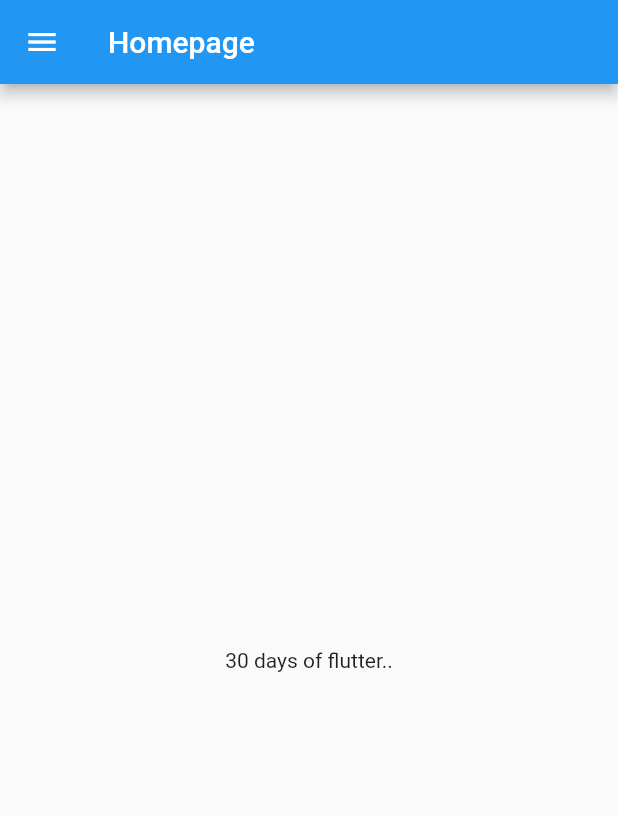
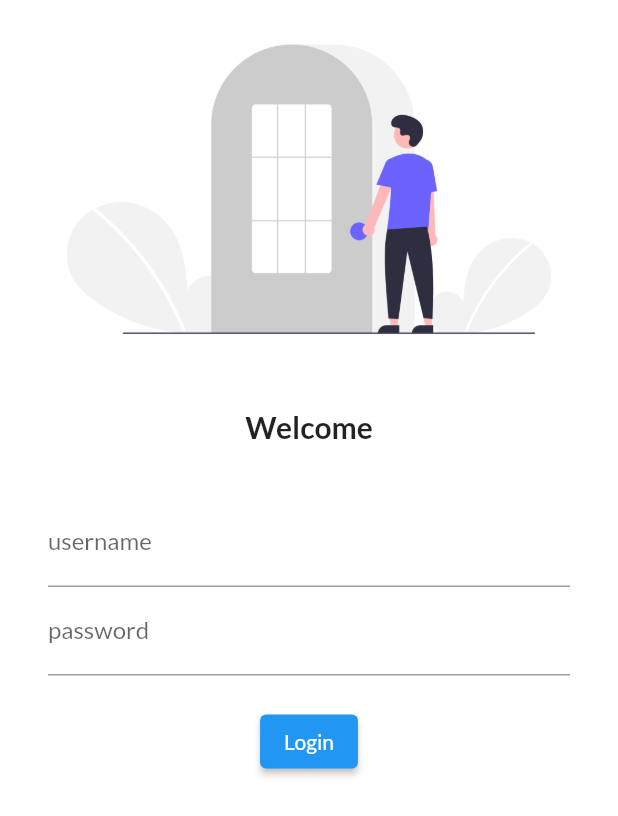
Before and after one commit to Jaivion/30DaysOfFlutter, a Flutter app: the screen it shows after launch, on a phone screen of 412 x 824 dp. Shown: the top 816 px of the screen. Run offline on Flutter 3.47's test engine with Material 2 defaults, Android fonts, the phone set to English and light mode, and no system bars; our stand-ins replace google_fonts.

Commit message:
day4 completed

```diff
--- a/firstapp/lib/homepage.dart
+++ b/firstapp/lib/Pages/homePage.dart
@@ -1,13 +1,13 @@
 import 'package:flutter/material.dart';
 
-class Homepage extends StatelessWidget {
-  const Homepage({Key? key}) : super(key: key);
+class HomePage extends StatelessWidget {
+  const HomePage({Key? key}) : super(key: key);
 
   @override
   Widget build(BuildContext context) {
     return Scaffold(
       appBar: AppBar(
-        title: Text('Homepage'),
+        title: Text('HomePage'),
       ),
       body: Center(
         child: Container(
--- /dev/null
+++ b/firstapp/lib/Pages/loginPage.dart
@@ -0,0 +1,58 @@
+import 'package:flutter/material.dart';
+
+class LoginPage extends StatelessWidget {
+  const LoginPage({Key? key}) : super(key: key);
+
+  @override
+  Widget build(BuildContext context) {
+    return Material(
+      color: Colors.white,
+      child: Center(
+        child: Column(
+          children: [
+            Image.asset('assets/images/login.png', fit: BoxFit.cover),
+            SizedBox(
+              height: 20,
+            ),
+            Text(
+              "Welcome",
+              style: TextStyle(
+                fontSize: 20,
+                fontWeight: FontWeight.bold,
+              ),
+            ),
+            SizedBox(
+              height: 20,
+            ),
+            Padding(
+              padding: const EdgeInsets.symmetric(vertical: 16, horizontal: 32),
+              child: Column(
+                children: [
+                  TextFormField(
+                    decoration: InputDecoration(
+                        hintText: "Enter username", labelText: "username"),
+                  ),
+                  TextFormField(
+                    obscureText: true,
+                    decoration: InputDecoration(
+                        hintText: "Enter password", labelText: "password"),
+                  ),
+                  SizedBox(
+                    height: 20,
+                  ),
+                  ElevatedButton(
+                    onPressed: () {
+                      print("Hi Coder..");
+                    },
+                    child: Text("Login"),
+                    style: TextButton.styleFrom(),
+                  )
+                ],
+              ),
+            ),
+          ],
+        ),
+      ),
+    );
+  }
+}
--- a/firstapp/lib/main.dart
+++ b/firstapp/lib/main.dart
@@ -1,5 +1,7 @@
-import 'package:firstapp/homepage.dart';
+import 'package:firstapp/Pages/homePage.dart';
+import 'package:firstapp/Pages/loginPage.dart';
 import 'package:flutter/material.dart';
+import 'package:google_fonts/google_fonts.dart';
 
 void main() {
   runApp(MyApp());
@@ -11,7 +13,19 @@ class MyApp extends StatelessWidget {
   @override
   Widget build(BuildContext context) {
     return MaterialApp(
-      home: Homepage(),
+      home: HomePage(),
+      themeMode: ThemeMode.light,
+      theme: ThemeData(
+        primarySwatch: Colors.blue,
+        fontFamily: GoogleFonts.lato().fontFamily,
+        primaryTextTheme: GoogleFonts.latoTextTheme(),
+      ),
+      darkTheme: ThemeData(brightness: Brightness.dark),
+      initialRoute: "/login",
+      routes: {
+        "/home": (context) => HomePage(),
+        "/login": (context) => LoginPage(),
+      },
     );
   }
 }
```
Also changed, not shown: firstapp/pubspec.yaml (+4 -5 lines), firstapp/assets/images/login.png (added), firstapp/pubspec.lock.
